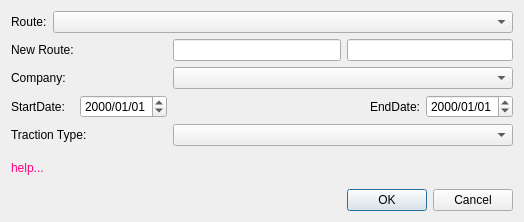
The window that ui/dialogcopyroute.ui (allenck/mapper) describes before a commit, drawn with Qt 5.
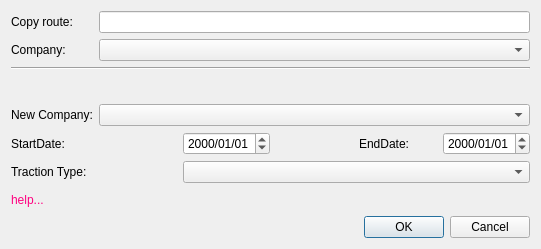
The same window after the commit. Custom widgets are drawn as their Qt base class.

```diff
--- a/ui/dialogcopyroute.ui
+++ b/ui/dialogcopyroute.ui
@@ -6,84 +6,80 @@
    <rect>
     <x>0</x>
     <y>0</y>
-    <width>524</width>
-    <height>222</height>
+    <width>541</width>
+    <height>249</height>
    </rect>
   </property>
   <property name="windowTitle">
    <string>Copy Route</string>
   </property>
   <layout class="QGridLayout" name="gridLayout">
-   <item row="0" column="0">
-    <widget class="QLabel" name="label">
-     <property name="text">
-      <string>Route:</string>
-     </property>
-    </widget>
-   </item>
-   <item row="0" column="1" colspan="6">
-    <widget class="QComboBox" name="cbRoutes">
-     <property name="toolTip">
-      <string>Routes using this segment</string>
-     </property>
-    </widget>
-   </item>
-   <item row="1" column="0" colspan="2">
+   <item row="2" column="1">
     <widget class="QLabel" name="label_2">
      <property name="text">
-      <string>New Route:</string>
-     </property>
-    </widget>
-   </item>
-   <item row="1" column="4" colspan="3">
-    <widget class="QLineEdit" name="txtRouteName">
-     <property name="maxLength">
-      <number>100</number>
-     </property>
-    </widget>
-   </item>
-   <item row="2" column="0" colspan="2">
-    <widget class="QLabel" name="label_5">
-     <property name="text">
       <string>Company:</string>
      </property>
     </widget>
    </item>
-   <item row="2" column="3" colspan="4">
+   <item row="2" column="2" colspan="5">
     <widget class="QComboBox" name="cbCompany"/>
    </item>
-   <item row="3" column="0" colspan="2">
-    <widget class="QLabel" name="label_3">
-     <property name="text">
-      <string>StartDate:</string>
+   <item row="6" column="6">
+    <widget class="QDateEdit" name="dateEnd">
+     <property name="displayFormat">
+      <string>yyyy/MM/dd</string>
      </property>
     </widget>
    </item>
-   <item row="3" column="5">
+   <item row="6" column="3">
+    <widget class="QDateEdit" name="dateStart">
+     <property name="displayFormat">
+      <string>yyyy/MM/dd</string>
+     </property>
+    </widget>
+   </item>
+   <item row="6" column="5">
     <widget class="QLabel" name="label_4">
      <property name="text">
       <string>EndDate:</string>
      </property>
     </widget>
    </item>
-   <item row="3" column="6">
-    <widget class="QDateEdit" name="dateEnd">
-     <property name="displayFormat">
-      <string>yyyy/MM/dd</string>
+   <item row="1" column="1">
+    <widget class="QLabel" name="label">
+     <property name="text">
+      <string>Copy route:</string>
      </property>
     </widget>
    </item>
-   <item row="4" column="0" colspan="3">
+   <item row="9" column="4" colspan="3">
+    <widget class="QDialogButtonBox" name="buttonBox">
+     <property name="orientation">
+      <enum>Qt::Orientation::Horizontal</enum>
+     </property>
+     <property name="standardButtons">
+      <set>QDialogButtonBox::StandardButton::Cancel|QDialogButtonBox::StandardButton::Ok</set>
+     </property>
+    </widget>
+   </item>
+   <item row="3" column="1" colspan="6">
+    <widget class="Line" name="line">
+     <property name="orientation">
+      <enum>Qt::Orientation::Horizontal</enum>
+     </property>
+    </widget>
+   </item>
+   <item row="7" column="1" colspan="2">
     <widget class="QLabel" name="label_6">
      <property name="text">
       <string>Traction Type:</string>
      </property>
     </widget>
    </item>
-   <item row="4" column="3" colspan="4">
-    <widget class="QComboBox" name="cbTractionType"/>
+   <item row="4" column="1" colspan="6">
+    <widget class="RouteNameWidget" name="rnw" native="true"/>
    </item>
-   <item row="5" column="0" colspan="7">
+   <item row="8" column="1" colspan="6">
     <widget class="QLabel" name="lblHelp">
      <property name="palette">
       <palette>
@@ -127,35 +123,39 @@
      </property>
     </widget>
    </item>
-   <item row="6" column="4" colspan="3">
-    <widget class="QDialogButtonBox" name="buttonBox">
-     <property name="orientation">
-      <enum>Qt::Horizontal</enum>
-     </property>
-     <property name="standardButtons">
-      <set>QDialogButtonBox::Cancel|QDialogButtonBox::Ok</set>
-     </property>
-    </widget>
+   <item row="1" column="2" colspan="5">
+    <widget class="QLineEdit" name="txtRouteName"/>
    </item>
-   <item row="3" column="2">
-    <widget class="QDateEdit" name="dateStart">
-     <property name="displayFormat">
-      <string>yyyy/MM/dd</string>
+   <item row="7" column="3" colspan="4">
+    <widget class="QComboBox" name="cbTractionType"/>
+   </item>
+   <item row="6" column="1" colspan="2">
+    <widget class="QLabel" name="label_3">
+     <property name="text">
+      <string>StartDate:</string>
      </property>
     </widget>
    </item>
-   <item row="1" column="3">
-    <widget class="QLineEdit" name="txtRouteNbr">
-     <property name="toolTip">
-      <string>&lt;html&gt;&lt;head/&gt;&lt;body&gt;&lt;p&gt;Enter an existing route number, e.g. '20' or 'M1'. Enter a range, eg. '200,299' to create a new numeric number in that range.&lt;/p&gt;&lt;/body&gt;&lt;/html&gt;</string>
+   <item row="5" column="1">
+    <widget class="QLabel" name="label_5">
+     <property name="text">
+      <string>New Company:</string>
      </property>
-     <property name="maxLength">
-      <number>9</number>
-     </property>
     </widget>
    </item>
+   <item row="5" column="2" colspan="5">
+    <widget class="QComboBox" name="cbNewCompany"/>
+   </item>
   </layout>
  </widget>
+ <customwidgets>
+  <customwidget>
+   <class>RouteNameWidget</class>
+   <extends>QWidget</extends>
+   <header>routenamewidget.h</header>
+   <container>1</container>
+  </customwidget>
+ </customwidgets>
  <resources/>
  <connections>
   <connection>
```
